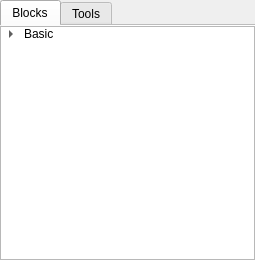
Qt form src/gui/selector.ui (Martian-Technologies/Logic-Graph-Creator) before a commit.
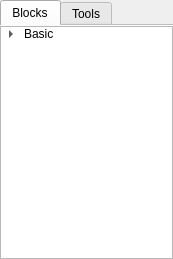
The same form after that commit. The open tabs and pages were chosen to show the change.

Diff of the .ui file:
```diff
--- a/src/gui/selector.ui
+++ b/src/gui/selector.ui
@@ -6,8 +6,8 @@
    <rect>
     <x>0</x>
     <y>0</y>
-    <width>255</width>
-    <height>260</height>
+    <width>173</width>
+    <height>259</height>
    </rect>
   </property>
   <property name="windowTitle">
```
Left out of the diff: 2 changed lines with no effect on the pictures.
